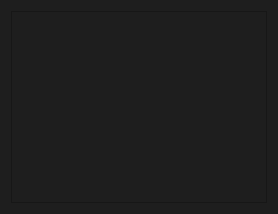
18020777/PARADOX-EG, file desktop/gui/mainwindow.ui: the form before one commit.
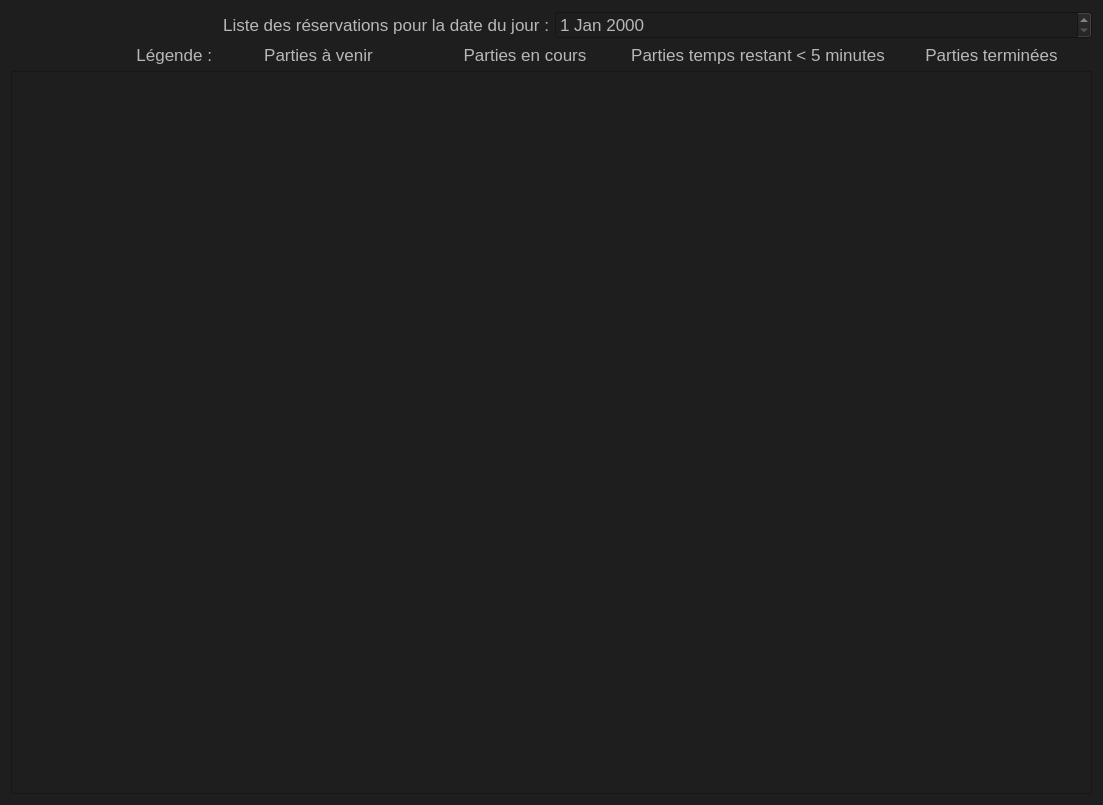
The form after the commit.

The edit to the form file:
```diff
--- a/desktop/gui/mainwindow.ui
+++ b/desktop/gui/mainwindow.ui
@@ -2,6 +2,14 @@
 <ui version="4.0">
  <class>MainWindow</class>
  <widget class="QWidget" name="MainWindow">
+  <property name="geometry">
+   <rect>
+    <x>0</x>
+    <y>0</y>
+    <width>1103</width>
+    <height>805</height>
+   </rect>
+  </property>
   <property name="windowTitle">
    <string>Booking List</string>
   </property>
@@ -11,6 +19,132 @@
     font-family: Arial;</string>
   </property>
   <layout class="QVBoxLayout" name="verticalLayout">
+   <item>
+    <layout class="QHBoxLayout" name="horizontalLayout">
+     <property name="sizeConstraint">
+      <enum>QLayout::SetFixedSize</enum>
+     </property>
+     <item>
+      <widget class="QLabel" name="labelTitle">
+       <property name="font">
+        <font>
+         <family>Arial</family>
+         <pointsize>13</pointsize>
+        </font>
+       </property>
+       <property name="text">
+        <string>Liste des réservations pour la date du jour :</string>
+       </property>
+       <property name="textFormat">
+        <enum>Qt::RichText</enum>
+       </property>
+       <property name="alignment">
+        <set>Qt::AlignRight|Qt::AlignTrailing|Qt::AlignVCenter</set>
+       </property>
+      </widget>
+     </item>
+     <item>
+      <widget class="QDateEdit" name="dateToday">
+       <property name="sizePolicy">
+        <sizepolicy hsizetype="Preferred" vsizetype="Preferred">
+         <horstretch>0</horstretch>
+         <verstretch>0</verstretch>
+        </sizepolicy>
+       </property>
+       <property name="font">
+        <font>
+         <family>Arial</family>
+         <pointsize>13</pointsize>
+        </font>
+       </property>
+      </widget>
+     </item>
+    </layout>
+   </item>
+   <item>
+    <layout class="QHBoxLayout" name="horizontalLayout_2">
+     <item>
+      <widget class="QLabel" name="labelLegend">
+       <property name="font">
+        <font>
+         <family>Arial</family>
+         <pointsize>13</pointsize>
+        </font>
+       </property>
+       <property name="text">
+        <string>Légende :</string>
+       </property>
+       <property name="alignment">
+        <set>Qt::AlignRight|Qt::AlignTrailing|Qt::AlignVCenter</set>
+       </property>
+      </widget>
+     </item>
+     <item>
+      <widget class="QLabel" name="labelTocome">
+       <property name="font">
+        <font>
+         <family>Arial</family>
+         <pointsize>13</pointsize>
+        </font>
+       </property>
+       <property name="text">
+        <string>Parties à venir</string>
+       </property>
+       <property name="alignment">
+        <set>Qt::AlignCenter</set>
+       </property>
+      </widget>
+     </item>
+     <item>
+      <widget class="QLabel" name="labelStarted">
+       <property name="font">
+        <font>
+         <family>Arial</family>
+         <pointsize>13</pointsize>
+        </font>
+       </property>
+       <property name="text">
+        <string>Parties en cours</string>
+       </property>
+       <property name="alignment">
+        <set>Qt::AlignCenter</set>
+       </property>
+      </widget>
+     </item>
+     <item>
+      <widget class="QLabel" name="labelSoon">
+       <property name="font">
+        <font>
+         <family>Arial</family>
+         <pointsize>13</pointsize>
+        </font>
+       </property>
+       <property name="text">
+        <string>Parties temps restant &lt; 5 minutes</string>
+       </property>
+       <property name="alignment">
+        <set>Qt::AlignCenter</set>
+       </property>
+      </widget>
+     </item>
+     <item>
+      <widget class="QLabel" name="labelFinished">
+       <property name="font">
+        <font>
+         <family>Arial</family>
+         <pointsize>13</pointsize>
+        </font>
+       </property>
+       <property name="text">
+        <string>Parties terminées</string>
+       </property>
+       <property name="alignment">
+        <set>Qt::AlignCenter</set>
+       </property>
+      </widget>
+     </item>
+    </layout>
+   </item>
    <item>
     <widget class="QListWidget" name="bookingList">
      <property name="styleSheet">
```
Left out of the diff: 14 changed lines with no effect on the pictures.
